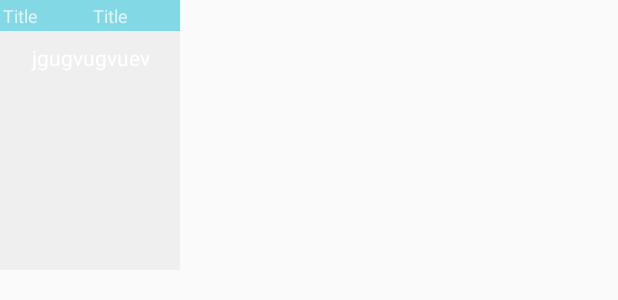
After one commit to The-XYZ/GeekFest, an Android app: the layout item_coverflow.xml on its own in the app's theme, with its tools: preview values and no code run, on a phone screen of 412 x 824 dp. The commit adds this screen. Shown: the top 300 px of the screen. Run offline under Robolectric (Android 15) with nearby library versions, the phone set to English and light mode, and no system bars; network calls fail.

Commit message:
coverflow shit

```diff
--- a/app/build.gradle
+++ b/app/build.gradle
@@ -6,7 +6,7 @@ android {
 
     defaultConfig {
         applicationId "com.xyz.geekfest"
-        minSdkVersion 14
+        minSdkVersion 15
         targetSdkVersion 21
         versionCode 1
         versionName "1.0"
@@ -34,4 +34,5 @@ dependencies {
     compile files('lib/Parse-1.8.2.jar')
     compile 'com.parse.bolts:bolts-android:1.1.4'
     compile 'com.github.PhilJay:MPAndroidChart:v2.0.8'
+    compile 'com.github.moondroid.coverflow:library:1.0'
 }
--- /dev/null
+++ b/app/src/main/res/drawable/cover_selector.xml
@@ -0,0 +1,9 @@
+<?xml version="1.0" encoding="utf-8"?>
+<selector xmlns:android="http://schemas.android.com/apk/res/android">
+    <item android:state_pressed="true">
+        <color android:color="#96000000" />
+    </item>
+    <item>
+        <color android:color="@android:color/transparent" />
+    </item>
+</selector>
--- /dev/null
+++ b/app/src/main/res/layout/item_coverflow.xml
@@ -0,0 +1,83 @@
+<?xml version="1.0" encoding="utf-8"?>
+<FrameLayout xmlns:android="http://schemas.android.com/apk/res/android"
+    xmlns:tools="http://schemas.android.com/tools"
+    android:layout_width="@dimen/cover_width"
+    android:layout_height="@dimen/cover_height"
+    android:foreground="@drawable/cover_selector"
+    android:clickable="true"
+    android:background="#aa0091EA">
+
+    <FrameLayout
+        android:layout_width="match_parent"
+        android:layout_height="match_parent"
+        >
+    <ImageView
+        android:id="@+id/image"
+        android:layout_width="match_parent"
+        android:layout_height="match_parent"
+        android:layout_centerHorizontal="true"
+        android:layout_centerVertical="true"
+        android:scaleType="centerCrop"
+        tools:src="#EFEFEF"
+        android:background="#aa0091EA"/>
+    </FrameLayout>
+
+<LinearLayout
+    android:layout_width="match_parent"
+    android:layout_height="wrap_content"
+    android:orientation="vertical">
+    <LinearLayout
+        android:layout_width="match_parent"
+        android:layout_height="wrap_content"
+        android:orientation="horizontal"
+        android:gravity="center|bottom"
+        android:layout_gravity="top"
+        android:weightSum="2">
+    <TextView
+        android:id="@+id/date"
+        android:layout_width="0dp"
+        android:layout_weight="1"
+        android:layout_height="wrap_content"
+        android:textAppearance="?android:attr/textAppearanceSmallInverse"
+        android:padding="2dp"
+        tools:text="Title"
+        android:textSize="12sp"
+        android:layout_alignParentBottom="true"
+        android:layout_centerHorizontal="true"
+        android:visibility="visible"
+        android:background="#aa4DD0E1"/>
+        <TextView
+            android:id="@+id/time"
+            android:layout_width="0dp"
+            android:layout_weight="1"
+            android:layout_height="wrap_content"
+            android:textAppearance="?android:attr/textAppearanceSmallInverse"
+            android:padding="2dp"
+            tools:text="Title"
+            android:textSize="12sp"
+            android:layout_alignParentBottom="true"
+            android:layout_centerHorizontal="true"
+            android:visibility="visible"
+            android:background="#aa4DD0E1"/>
+        </LinearLayout>
+    <LinearLayout
+        android:layout_width="match_parent"
+        android:layout_height="wrap_content"
+        android:background="@android:color/transparent">
+        <TextView
+            android:id="@+id/data"
+            android:layout_width="match_parent"
+            android:layout_height="wrap_content"
+            android:textAppearance="?android:attr/textAppearanceSmallInverse"
+            android:padding="8dp"
+            tools:text="jgugvugvuev"
+            android:gravity="center|bottom"
+            android:layout_gravity="top"
+            android:layout_alignParentBottom="true"
+            android:layout_centerHorizontal="true"
+            android:visibility="visible"
+            android:textColor="@android:color/white"/>
+    </LinearLayout>
+</LinearLayout>
+
+</FrameLayout>
--- a/app/src/main/res/values/dimens.xml
+++ b/app/src/main/res/values/dimens.xml
@@ -6,4 +6,7 @@
     <dimen name="header_height">298dp</dimen>
     <dimen name="min_header_height">250dp</dimen>
     <dimen name="header_logo_size">100dp</dimen>
+
+    <dimen name="cover_width">120dp</dimen>
+    <dimen name="cover_height">180dp</dimen>
 </resources>
```
Also changed, not shown: app/src/main/java/com/xyz/geekfest/Budget.java (+126 -0 lines), app/src/main/res/layout/activity_budget.xml (+40 -2 lines), 2 other files.
